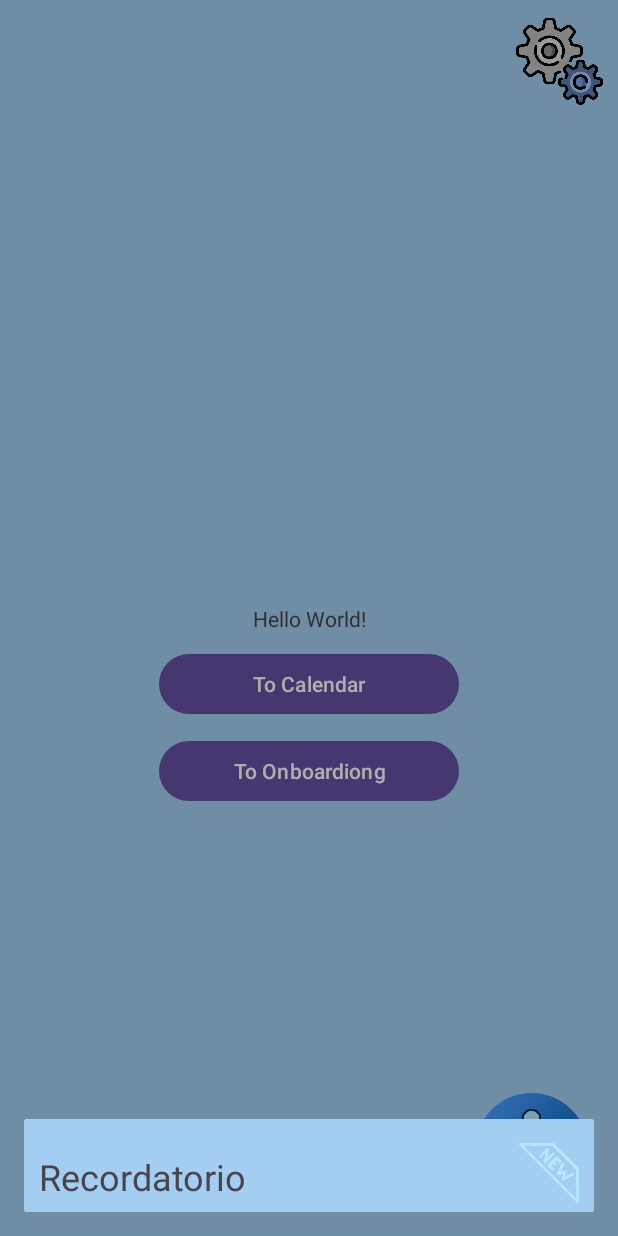
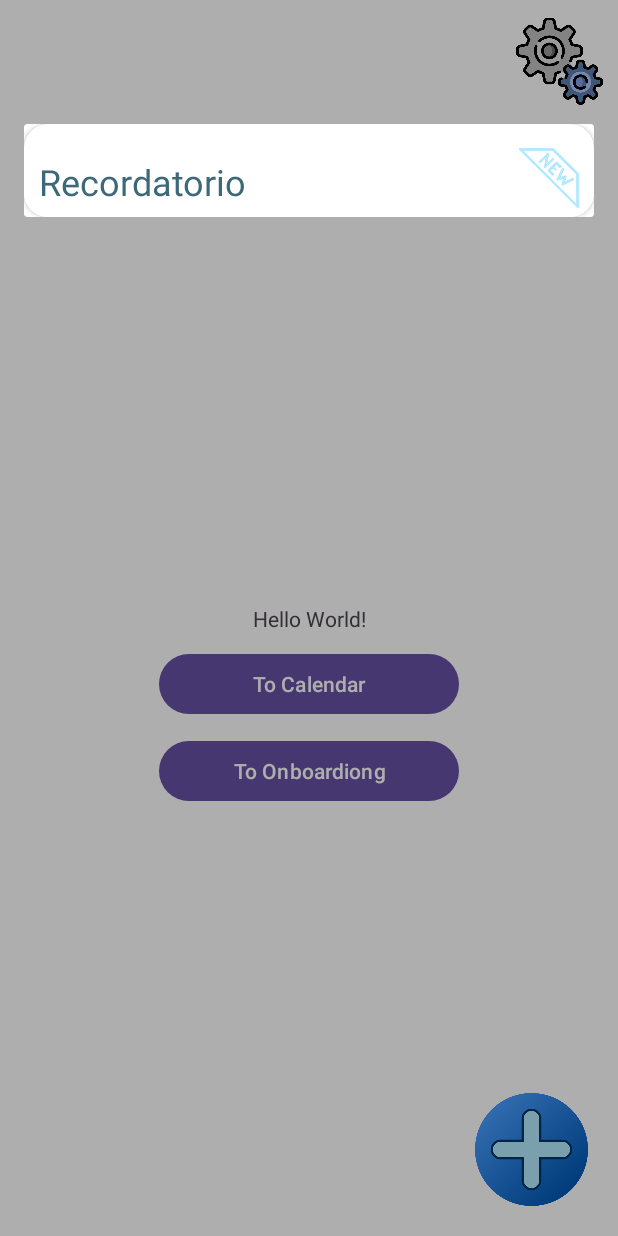
Before and after one commit to ChrisGalHur/TareApp, an Android app: the MainActivity screen opened directly, with no data from a screen before it, after a tap on an icon or button, on a phone screen of 412 x 824 dp. Run offline under Robolectric (Android 15) with nearby library versions, the phone set to English and light mode, and no system bars.

Commit message:
car08 task reminder advanced

```diff
--- a/app/src/main/AndroidManifest.xml
+++ b/app/src/main/AndroidManifest.xml
@@ -12,6 +12,9 @@
             android:supportsRtl="true"
             android:theme="@style/Theme.Tareapp"
             tools:targetApi="31">
+        <activity
+                android:name=".activity.FormReminderActivity"
+                android:exported="false" />
         <activity
                 android:name=".activity.PreferenceActivity"
                 android:exported="false" />
--- a/app/src/main/java/com/chrisgalhur/tareapp/dialog/NewTaskDialogFragment.java
+++ b/app/src/main/java/com/chrisgalhur/tareapp/dialog/NewTaskDialogFragment.java
@@ -7,6 +7,8 @@ import android.view.Gravity;
 import android.view.LayoutInflater;
 import android.view.View;
 import android.view.ViewGroup;
+import android.view.Window;
+import android.view.WindowManager;
 
 import androidx.fragment.app.DialogFragment;
 import androidx.recyclerview.widget.LinearLayoutManager;
@@ -27,18 +29,6 @@ public class NewTaskDialogFragment extends DialogFragment implements NewTaskView
     private TaskAdapter adapter;
     //endregion INJECTION
 
-    //region ON_START
-    @Override
-    public void onStart() {
-        super.onStart();
-        Dialog dialog = getDialog();
-        if(dialog != null){
-            int width = ViewGroup.LayoutParams.MATCH_PARENT;
-            int height = ViewGroup.LayoutParams.WRAP_CONTENT;
-            dialog.getWindow().setLayout(width, height);
-            dialog.getWindow().setGravity(Gravity.BOTTOM);
-        }
-    }
     //region ON_CREATE_VIEW
     @Override
     public View onCreateView(LayoutInflater inflater, ViewGroup container, Bundle savedInstanceState) {
@@ -69,4 +59,31 @@ public class NewTaskDialogFragment extends DialogFragment implements NewTaskView
     }
     //endregion UPDATE_TASKS
 
+    //region ON_RESUME
+    public void onResume() {
+        super.onResume();
+
+        Window window = getDialog().getWindow();
+        if (window != null) {
+            WindowManager.LayoutParams params = window.getAttributes();
+            params.width = WindowManager.LayoutParams.MATCH_PARENT;
+            params.height = WindowManager.LayoutParams.WRAP_CONTENT;
+            //margin top
+            params.y = 100;
+            params.gravity = Gravity.CENTER_VERTICAL;
+            params.horizontalMargin = 0;
+            params.verticalMargin = 0;
+            window.setAttributes(params);
+        }
+    }
+    //endregion ON_RESUME
+
+    //region ON_CREATE_DIALOG
+    @Override
+    public Dialog onCreateDialog(Bundle savedInstanceState) {
+        Dialog dialog = super.onCreateDialog(savedInstanceState);
+        dialog.getWindow().requestFeature(Window.FEATURE_NO_TITLE);
+        return dialog;
+    }
+    //endregion ON_CREATE_DIALOG
 }
--- a/app/src/main/java/com/chrisgalhur/tareapp/dialog/TaskAdapter.java
+++ b/app/src/main/java/com/chrisgalhur/tareapp/dialog/TaskAdapter.java
@@ -1,5 +1,6 @@
 package com.chrisgalhur.tareapp.dialog;
 
+import android.content.Intent;
 import android.util.Log;
 import android.view.LayoutInflater;
 import android.view.View;
@@ -9,6 +10,7 @@ import android.widget.TextView;
 import androidx.annotation.NonNull;
 import androidx.recyclerview.widget.RecyclerView;
 import com.chrisgalhur.tareapp.R;
+import com.chrisgalhur.tareapp.activity.FormReminderActivity;
 import com.chrisgalhur.tareapp.presenter.NewTaskPresenter;
 import java.util.List;
 
@@ -40,7 +42,22 @@ public class TaskAdapter extends RecyclerView.Adapter<TaskAdapter.TaskViewHolder
     public void onBindViewHolder(@NonNull TaskAdapter.TaskViewHolder holder, int position) {
         Log.d("'/'/ TASK ADAPTER", "onBindViewHolder: " + position);
         String appTask = appTasks.get(position);
-        holder.bind(appTask);
+        holder.tvTaskName.setText(appTask);
+
+        holder.tvTaskName.setOnClickListener(new View.OnClickListener() {
+            @Override
+            public void onClick(View v) {
+                Intent intent;
+                switch (appTask) {
+                    case "Recordatorio":
+                        intent = new Intent(v.getContext(), FormReminderActivity.class);
+                        break;
+                    default:
+                        return;
+                }
+                v.getContext().startActivity(intent);
+            }
+        });
     }
 
     @Override
--- /dev/null
+++ b/app/src/main/res/color/text_input_color_selector.xml
@@ -0,0 +1,6 @@
+<?xml version="1.0" encoding="utf-8"?>
+<selector xmlns:android="http://schemas.android.com/apk/res/android">
+    <item android:color="@color/dark_blue" android:state_focused="true" />
+    <item android:color="@color/dark_blue" android:state_enabled="true" />
+    <item android:color="@color/light_blue" android:state_enabled="false" />
+</selector>
--- a/app/src/main/res/layout/activity_main.xml
+++ b/app/src/main/res/layout/activity_main.xml
@@ -6,7 +6,7 @@
         android:layout_width="match_parent"
         android:layout_height="match_parent"
         tools:context=".activity.MainActivity"
-        android:background="@color/light_blue">
+        android:background="@color/white">
 
     <TextView
             android:layout_width="wrap_content"
--- a/app/src/main/res/layout/dialog_new_task.xml
+++ b/app/src/main/res/layout/dialog_new_task.xml
@@ -4,7 +4,8 @@
         android:layout_width="match_parent"
         android:layout_height="wrap_content"
         android:layout_gravity="bottom"
-        app:cardBackgroundColor="@color/light_blue">
+        app:cardBackgroundColor="@color/white"
+        app:cardCornerRadius="16dp">
 
     <LinearLayout
             android:layout_width="match_parent"
--- a/app/src/main/res/layout/item_task.xml
+++ b/app/src/main/res/layout/item_task.xml
@@ -4,16 +4,18 @@
         android:layout_height="wrap_content"
         android:orientation="horizontal"
         android:padding="0dp"
-        android:background="@color/light_blue">
+        android:background="@color/white">
 
     <TextView
             android:id="@+id/tvTaskNameItemTask"
-            android:layout_width="wrap_content"
+            android:layout_width="0dp"
             android:layout_height="40dp"
             android:layout_weight="1"
             android:layout_marginTop="6dp"
             android:textSize="24sp"
-            android:layout_marginStart="10dp"/>
+            android:layout_marginStart="10dp"
+            android:textColor="@color/dark_blue_two"
+            android:gravity="top" />
 
     <ImageView
             android:layout_width="40dp"
--- a/app/src/main/res/values/strings.xml
+++ b/app/src/main/res/values/strings.xml
@@ -9,4 +9,9 @@
     <string name="siguiente">Siguiente</string>
     <string name="next">Next</string>
     <string name="preferences">Preferences</string>
+    <string name="reminder">Reminder</string>
+    <string name="new_reminder">New Reminder</string>
+    <string name="accept">Accept</string>
+    <string name="cancel">Cancel</string>
+    <string name="date">Date</string>
 </resources>
```
Also changed, not shown: app/src/main/java/com/chrisgalhur/tareapp/activity/FormReminderActivity.java (added, +27 -0 lines), app/src/main/res/layout/activity_form_reminder.xml (added, +137 -0 lines), app/src/main/res/values/styles.xml (added, +18 -0 lines), app/src/main/res/drawable/calendar.png (added).
